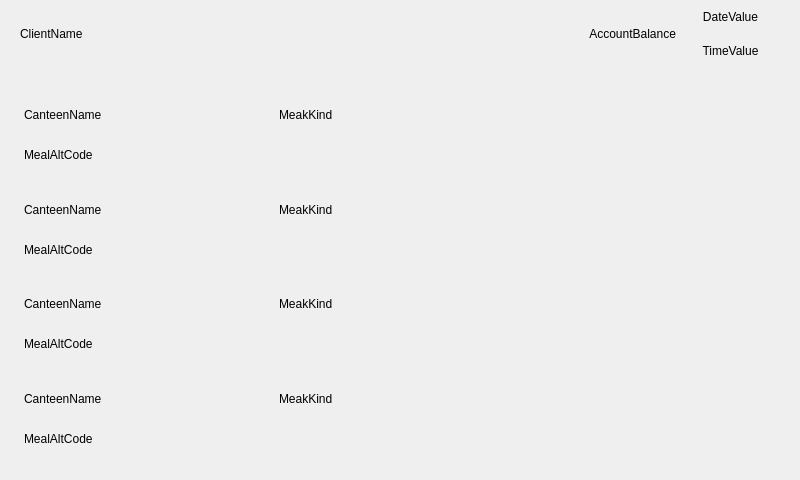
Qt form ServerApp/SubApps/Inform/Layouts/CardScannedLayout.ui (KelloTomas/CVUTMasterThesis) before a commit.
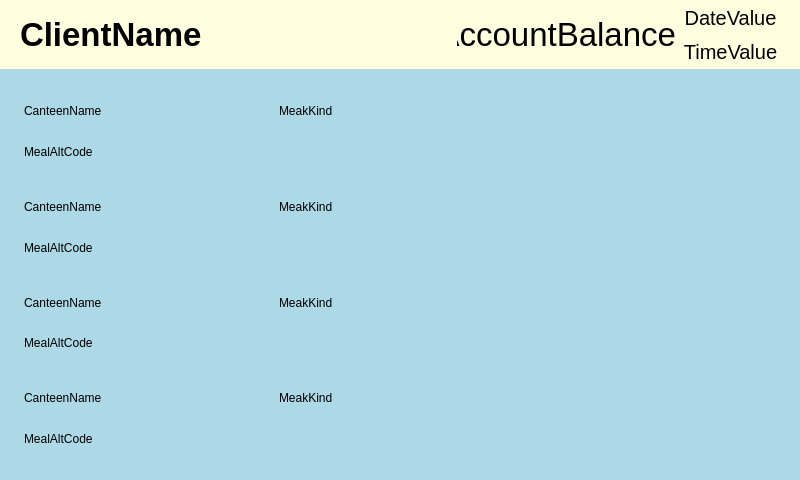
The same form after that commit.

Commit message: Funguje button click event a zobrazenie zakladneho layout

```diff
--- a/ServerApp/SubApps/Inform/Layouts/CardScannedLayout.ui
+++ b/ServerApp/SubApps/Inform/Layouts/CardScannedLayout.ui
@@ -15,7 +15,7 @@
   </property>
   <layout class="QVBoxLayout" name="verticalLayout_10" stretch="1,6">
    <property name="spacing">
-    <number>5</number>
+    <number>0</number>
    </property>
    <property name="leftMargin">
     <number>0</number>
@@ -37,6 +37,9 @@
        <verstretch>0</verstretch>
       </sizepolicy>
      </property>
+     <property name="styleSheet">
+      <string notr="true">background:LightYellow</string>
+     </property>
      <property name="class" stdset="0">
       <string>lightPanelStyle</string>
      </property>
@@ -64,6 +67,16 @@
           <verstretch>0</verstretch>
          </sizepolicy>
         </property>
+        <property name="font">
+         <font>
+          <pointsize>25</pointsize>
+          <weight>75</weight>
+          <bold>true</bold>
+         </font>
+        </property>
+        <property name="styleSheet">
+         <string notr="true"/>
+        </property>
         <property name="text">
          <string>ClientName</string>
         </property>
@@ -80,6 +93,11 @@
           <verstretch>0</verstretch>
          </sizepolicy>
         </property>
+        <property name="font">
+         <font>
+          <pointsize>25</pointsize>
+         </font>
+        </property>
         <property name="text">
          <string>AccountBalance</string>
         </property>
@@ -123,6 +141,11 @@
              <verstretch>0</verstretch>
             </sizepolicy>
            </property>
+           <property name="font">
+            <font>
+             <pointsize>15</pointsize>
+            </font>
+           </property>
            <property name="text">
             <string>DateValue</string>
            </property>
@@ -142,6 +165,11 @@
              <verstretch>0</verstretch>
             </sizepolicy>
            </property>
+           <property name="font">
+            <font>
+             <pointsize>15</pointsize>
+            </font>
+           </property>
            <property name="text">
             <string>TimeValue</string>
            </property>
@@ -167,6 +195,9 @@
        <verstretch>0</verstretch>
       </sizepolicy>
      </property>
+     <property name="styleSheet">
+      <string notr="true">background:lightBlue</string>
+     </property>
      <property name="class" stdset="0">
       <string>darkPanelStyle</string>
      </property>
```
Left out of the diff: 5 changed lines with no effect on the pictures. The commit also changes 44 other files.
